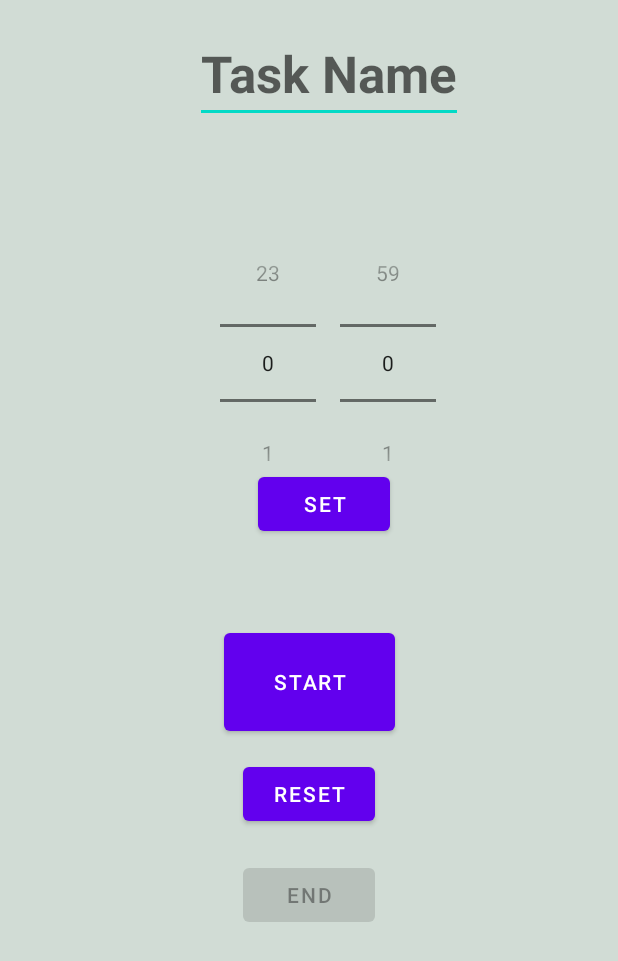
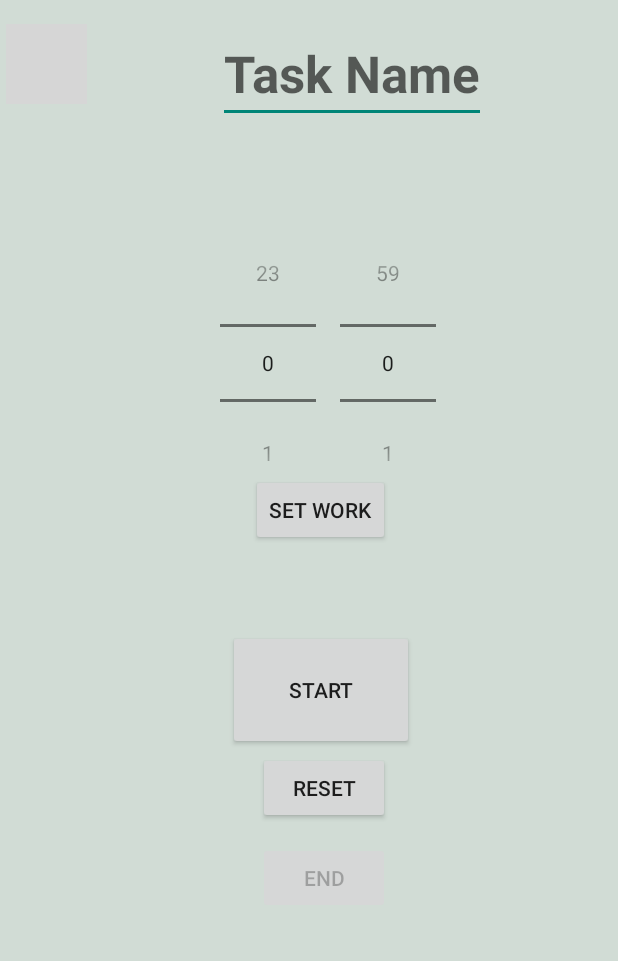
Before and after one commit to supermonkey62/MAD-Assignment, an Android app: the PomodoroTimer screen opened directly, with no data from a screen before it, on a phone screen of 412 x 824 dp. Shown: the top 961 px of the screen. Run offline under Robolectric (Android 15) with nearby library versions, the light colour scheme and no system bars; our stand-ins replace Firebase (no records; nobody signed in at launch, a user with empty details on screens opened directly); Roboto replaces fonts that are not available here; 2 statements that could not run were skipped; grey boxes are pictures that could not be loaded.

Commit message:
Fix timers discrepancies and added back buttons to timers

```diff
--- a/app/src/main/AndroidManifest.xml
+++ b/app/src/main/AndroidManifest.xml
@@ -112,7 +112,8 @@
             android:theme="@style/Theme.AppCompat.Light.NoActionBar" />
         <activity
             android:name=".PomodoroTimer"
-            android:exported="false" />
+            android:exported="false"
+            android:theme="@style/Theme.AppCompat.Light.NoActionBar" />
     </application>
 
 </manifest>
--- a/app/src/main/java/sg/edu/np/mad/team5MADAssignmentOnTask/PomodoroTimer.java
+++ b/app/src/main/java/sg/edu/np/mad/team5MADAssignmentOnTask/PomodoroTimer.java
@@ -2,7 +2,7 @@ package sg.edu.np.mad.team5MADAssignmentOnTask;
 
 import androidx.appcompat.app.AlertDialog;
 import androidx.appcompat.app.AppCompatActivity;
-
+import android.annotation.SuppressLint;
 import android.content.DialogInterface;
 import android.os.Bundle;
 import android.os.CountDownTimer;
@@ -11,6 +11,7 @@ import android.view.View;
 import android.widget.Button;
 import android.widget.NumberPicker;
 import android.widget.ProgressBar;
+import android.widget.SeekBar;
 import android.widget.TextView;
 import android.widget.Toast;
 
@@ -68,6 +69,10 @@ public class PomodoroTimer extends AppCompatActivity {
     private boolean taskStatus;
     private float currentSessionTimeSpent;
 
+    private boolean isPaused = false;
+
+
+
 
     private String tag,title;
     @Override
@@ -81,13 +86,11 @@ public class PomodoroTimer extends AppCompatActivity {
         setButton = findViewById(R.id.button_setpomo);
         endButton = findViewById(R.id.pomoendbttn);
         setrestButton = findViewById(R.id.button_setrestpomo);
-        workDurationTextView = findViewById(R.id.workDuration);
-        restDurationTextView = findViewById(R.id.restDuration);
-        longRestDurationTextView = findViewById(R.id.longRestDuration);
         timertitle = findViewById(R.id.Ptimertitle);
         minutePicker = findViewById(R.id.pomominpicker);
         hourPicker=findViewById(R.id.pomohourpicker);
         restpicker = findViewById(R.id.restpicker);
+        ImageButton back = findViewById(R.id.imageButton2);
         tag = getIntent().getStringExtra("TAG");
         title = getIntent().getStringExtra("TITLE");
         userTask = FirebaseDatabase.getInstance().getReference("Task");
@@ -108,8 +111,42 @@ public class PomodoroTimer extends AppCompatActivity {
         taskStatus = false;
         currentSessionTimeSpent = 0;
         timeLeftInMillis = POMODORO_DURATION;
-//        updateTimerText();
-//        updateProgressBar();
+        progressBar.setProgress(100);
+        String username = getIntent().getStringExtra("USERNAME");
+
+        back.setOnClickListener(new View.OnClickListener() {
+            @Override
+            public void onClick(View v) {
+                if(isTimerRunning == true){
+                    pauseTimer();
+                    AlertDialog.Builder builder = new AlertDialog.Builder(PomodoroTimer.this);
+                    builder.setTitle("Leave Timer");
+                    builder.setMessage("Timer is still Running.Leave Without Saving Timer?");
+                    builder.setPositiveButton("Yes", new DialogInterface.OnClickListener() {
+                        @Override
+                        public void onClick(DialogInterface dialog, int which) {
+                            onBackPressedFragment();
+                        }
+                    });
+                    builder.setNegativeButton("No", new DialogInterface.OnClickListener() {
+                        @Override
+                        public void onClick(DialogInterface dialog, int which) {
+                            dialog.dismiss();
+
+                        }
+                    });
+
+                    AlertDialog dialog1 = builder.create();
+                    dialog1.show();
+
+                }
+                else {
+                    onBackPressedFragment();
+                }
+
+            }
+        });
+
         endButton.setOnClickListener(new View.OnClickListener() {
             @Override
             public void onClick(View v) {
@@ -143,6 +180,7 @@ public class PomodoroTimer extends AppCompatActivity {
                         minutePicker.setVisibility(View.VISIBLE);
                         setButton.setVisibility(View.VISIBLE);
                         progressBar.setProgress(100);
+                        timerTextView.setVisibility(View.INVISIBLE);
 
                         userTask.child(tag).addListenerForSingleValueEvent(new ValueEventListener() {
                             @Override
@@ -180,6 +218,8 @@ public class PomodoroTimer extends AppCompatActivity {
                         hourPicker.setVisibility(View.VISIBLE);
                         minutePicker.setVisibility(View.VISIBLE);
                         setButton.setVisibility(View.VISIBLE);
+                        timerTextView.setVisibility(View.INVISIBLE);
+                        progressBar.setProgress(100);
                         userTask.child(tag).addListenerForSingleValueEvent(new ValueEventListener() {
                             @Override
                             public void onDataChange(DataSnapshot dataSnapshot) {
@@ -224,6 +264,7 @@ public class PomodoroTimer extends AppCompatActivity {
         setButton.setOnClickListener(new View.OnClickListener() {
             @Override
             public void onClick(View v) {
+
                 int hours = hourPicker.getValue();
                 int minutes = minutePicker.getValue();
 
@@ -241,6 +282,7 @@ public class PomodoroTimer extends AppCompatActivity {
                 setButton.setVisibility(View.INVISIBLE);
                 restpicker.setVisibility(View.VISIBLE);
                 setrestButton.setVisibility(View.VISIBLE);
+                progressBar.setProgress(100);
             }
         });
 
@@ -297,6 +339,8 @@ public class PomodoroTimer extends AppCompatActivity {
                 }
 
                 currentSessionTimeSpent = 0;
+                timerTextView.setVisibility(View.INVISIBLE);
+                progressBar.setProgress(100);
 
                 if (currentState == POMODORO_STATE) {
                     currentState = SHORT_BREAK_STATE;
@@ -350,8 +394,11 @@ public class PomodoroTimer extends AppCompatActivity {
     }
 
     private void pauseTimer() {
-        countDownTimer.cancel();
+        if (countDownTimer != null) {
+            countDownTimer.cancel();
+        }
         isTimerRunning = false;
+        isPaused = true;
         startButton.setText("Start");
         resetButton.setEnabled(true);
         endButton.setEnabled(true);
@@ -408,6 +455,39 @@ public class PomodoroTimer extends AppCompatActivity {
             return SHORT_BREAK_DURATION;
         }
     }
+    private void onBackPressedFragment() {
+        // Check if there are fragments in the back stack
+        if (getSupportFragmentManager().getBackStackEntryCount() > 0) {
+            getSupportFragmentManager().popBackStack();
+        } else {
+            super.onBackPressed();
+        }
+    }
+
+
+
+
+    @Override
+    protected void onPause() {
+        super.onPause();
+        pauseTimer();
+        if(isTimerRunning == true) {
+            Toast.makeText(this, "Timer Paused!", Toast.LENGTH_SHORT).show();
+        }
+    }
+
+    @Override
+    protected  void onResume(){
+        super.onResume();
+        super.onResume();
+
+        if (isPaused) {
+            Toast.makeText(this, "Timer is Paused. Unpause to continue", Toast.LENGTH_SHORT).show();
+        }
+        isPaused = false;
+
+    }
+
 
     @Override
     protected void onStop() {
@@ -416,9 +496,10 @@ public class PomodoroTimer extends AppCompatActivity {
         String username = getIntent().getStringExtra("USERNAME");
         String tag = getIntent().getStringExtra("TAG");
         String title = getIntent().getStringExtra("TITLE");
+        String type = getIntent().getStringExtra("TYPE");
         String category = getIntent().getStringExtra("CATEGORY");
         userTask = FirebaseDatabase.getInstance().getReference("Task");
-        Task newTask = new Task(username, title, selectedDate, tag, taskStatus, newTimeSpent, totalSessions, category);
+        Task newTask = new Task(username, title, type, selectedDate, tag, taskStatus, newTimeSpent, totalSessions, category);
         userTask.child(tag).setValue(newTask);
         Log.v("TaskSaving", title + " saved to database" + "," + newTimeSpent + "," + totalSessions);
         Log.v("TaskCheck",newTimeSpent + "," + totalSessions);
--- a/app/src/main/res/layout-land/activity_pomodoro_timer.xml
+++ /dev/null
@@ -1,126 +0,0 @@
-<?xml version="1.0" encoding="utf-8"?>
-<androidx.constraintlayout.widget.ConstraintLayout xmlns:android="http://schemas.android.com/apk/res/android"
-    xmlns:app="http://schemas.android.com/apk/res-auto"
-    xmlns:tools="http://schemas.android.com/tools"
-    android:layout_width="match_parent"
-    android:layout_height="match_parent"
-    android:background="#8CCDA9"
-    tools:context=".PomodoroTimer">
-
-
-    <ProgressBar
-        android:id="@+id/progressBar"
-        style="?android:attr/progressBarStyleHorizontal"
-        android:layout_width="206dp"
-        android:layout_height="187dp"
-        android:indeterminate="false"
-        android:max="100"
-        android:progress="100"
-        android:progressDrawable="@drawable/circular_progress_bar"
-        app:layout_constraintEnd_toEndOf="parent"
-        app:layout_constraintHorizontal_bias="0.499"
-        app:layout_constraintStart_toStartOf="parent"
-        app:layout_constraintTop_toTopOf="parent" />
-
-    <TextView
-        android:id="@+id/pomotext"
-        android:layout_width="wrap_content"
-        android:layout_height="wrap_content"
-        app:layout_constraintBottom_toBottomOf="@+id/progressBar"
-        app:layout_constraintEnd_toEndOf="@+id/progressBar"
-        app:layout_constraintStart_toStartOf="@+id/progressBar"
-        app:layout_constraintTop_toTopOf="@+id/progressBar" />
-
-    <Button
-        android:id="@+id/button2"
-        android:layout_width="wrap_content"
-        android:layout_height="wrap_content"
-        android:layout_marginLeft="52dp"
-        android:layout_marginEnd="220dp"
-        android:text="reset"
-        app:layout_constraintBottom_toTopOf="@id/seekBar1"
-        app:layout_constraintEnd_toEndOf="parent"
-        app:layout_constraintLeft_toRightOf="@id/button"
-        app:layout_constraintTop_toBottomOf="@id/progressBar"
-        app:layout_constraintVertical_bias="0.0" />
-
-    <Button
-        android:id="@+id/button"
-        android:layout_width="85dp"
-        android:layout_height="48dp"
-        android:layout_marginStart="216dp"
-        android:text="Start"
-        android:textColorHighlight="#D18DC8"
-
-        app:layout_constraintBottom_toTopOf="@id/seekBar1"
-        app:layout_constraintStart_toStartOf="parent"
-        app:layout_constraintTop_toBottomOf="@id/progressBar"
-        app:layout_constraintVertical_bias="0.0" />
-
-    <SeekBar
-        android:id="@+id/seekBar1"
-        android:layout_width="337dp"
-        android:layout_height="51dp"
-        android:layout_marginStart="200dp"
-        android:backgroundTint="#987C7C"
-        android:progressTint="#F498AD"
-        app:layout_constraintBottom_toTopOf="@id/seekBar2"
-        app:layout_constraintStart_toStartOf="parent" />
-
-    <SeekBar
-        android:id="@+id/seekBar2"
-        android:layout_width="328dp"
-        android:layout_height="25dp"
-        android:layout_marginStart="200dp"
-        android:layout_marginBottom="16dp"
-        app:layout_constraintBottom_toTopOf="@id/seekBar3"
-        app:layout_constraintStart_toStartOf="parent" />
-
-    <SeekBar
-        android:id="@+id/seekBar3"
-        android:layout_width="328dp"
-        android:layout_height="38dp"
-        android:layout_marginStart="200dp"
-        android:layout_marginTop="8dp"
-        app:layout_constraintStart_toStartOf="parent"
-        app:layout_constraintTop_toBottomOf="@id/seekBar2" />
-
-    <TextView
-        android:id="@+id/workDuration"
-        android:layout_width="93dp"
-        android:layout_height="31dp"
-        android:layout_marginStart="4dp"
-        android:layout_marginBottom="12dp"
-        android:text="Work"
-        android:textSize="16sp"
-        android:textStyle="bold"
-        app:layout_constraintBottom_toTopOf="@+id/restDuration"
-        app:layout_constraintStart_toEndOf="@+id/seekBar1" />
-
-    <TextView
-        android:id="@+id/longRestDuration"
-        android:layout_width="98dp"
-        android:layout_height="36dp"
-        android:layout_marginStart="12dp"
-        android:layout_marginBottom="44dp"
-        android:text="Long Rest"
-        android:textSize="16sp"
-        android:textStyle="bold"
-        app:layout_constraintBottom_toBottomOf="parent"
-        app:layout_constraintStart_toEndOf="@+id/seekBar3" />
-
-    <TextView
-        android:id="@+id/restDuration"
-        android:layout_width="93dp"
-        android:layout_height="29dp"
-        android:layout_marginStart="12dp"
-        android:layout_marginBottom="4dp"
-        android:text="Rest"
-        android:textAlignment="textStart"
-        android:textSize="16sp"
-        android:textStyle="bold"
-        app:layout_constraintBottom_toTopOf="@+id/longRestDuration"
-        app:layout_constraintStart_toEndOf="@+id/seekBar2" />
-
-
-</androidx.constraintlayout.widget.ConstraintLayout>
--- a/app/src/main/res/layout/activity_pomodoro_timer.xml
+++ b/app/src/main/res/layout/activity_pomodoro_timer.xml
@@ -2,6 +2,7 @@
 <androidx.constraintlayout.widget.ConstraintLayout xmlns:android="http://schemas.android.com/apk/res/android"
     xmlns:app="http://schemas.android.com/apk/res-auto"
     xmlns:tools="http://schemas.android.com/tools"
+    android:id="@+id/pomobackbttn"
     android:layout_width="match_parent"
     android:layout_height="match_parent"
     android:background="#D1DCD5"
@@ -24,15 +25,13 @@
 
     <Button
         android:id="@+id/button"
-        android:layout_width="114dp"
-        android:layout_height="77dp"
-        android:layout_marginStart="149dp"
-        android:layout_marginTop="12dp"
-        android:layout_marginBottom="13dp"
+        android:layout_width="124dp"
+        android:layout_height="80dp"
+        android:layout_marginTop="16dp"
+        android:layout_marginEnd="136dp"
         android:text="Start"
         android:textColorHighlight="#D18DC8"
-        app:layout_constraintBottom_toTopOf="@+id/button2"
-        app:layout_constraintStart_toStartOf="parent"
+        app:layout_constraintEnd_toEndOf="parent"
         app:layout_constraintTop_toBottomOf="@+id/progressBar" />
 
     <TextView
@@ -52,44 +51,34 @@
         android:id="@+id/button2"
         android:layout_width="wrap_content"
         android:layout_height="wrap_content"
-        android:layout_marginTop="12dp"
+        android:layout_marginTop="1dp"
+        android:layout_marginEnd="152dp"
         android:text="reset"
         app:layout_constraintEnd_toEndOf="parent"
-        app:layout_constraintStart_toStartOf="parent"
         app:layout_constraintTop_toBottomOf="@+id/button" />
 
     <EditText
         android:id="@+id/Ptimertitle"
         android:layout_width="wrap_content"
         android:layout_height="wrap_content"
-        android:layout_marginStart="129dp"
         android:layout_marginTop="16dp"
-        android:layout_marginEnd="103dp"
-        android:layout_marginBottom="22dp"
+        android:layout_marginEnd="88dp"
         android:hint="Task Name"
         android:text="TextView"
         android:textSize="34sp"
         android:textStyle="normal|bold"
-        app:layout_constraintBottom_toTopOf="@+id/progressBar"
         app:layout_constraintEnd_toEndOf="parent"
-        app:layout_constraintStart_toStartOf="parent"
         app:layout_constraintTop_toTopOf="parent" />
 
     <Button
         android:id="@+id/pomoendbttn"
         android:layout_width="wrap_content"
         android:layout_height="wrap_content"
-        android:layout_marginStart="162dp"
-        android:layout_marginTop="19dp"
-        android:layout_marginEnd="161dp"
-        android:layout_marginBottom="110dp"
+        android:layout_marginTop="12dp"
+        android:layout_marginEnd="152dp"
         android:text="End"
-        app:layout_constraintBottom_toBottomOf="parent"
         app:layout_constraintEnd_toEndOf="parent"
-        app:layout_constraintHorizontal_bias="0.0"
-        app:layout_constraintStart_toStartOf="parent"
-        app:layout_constraintTop_toBottomOf="@+id/button2"
-        app:layout_constraintVertical_bias="0.0" />
+        app:layout_constraintTop_toBottomOf="@+id/button2" />
 
     <NumberPicker
         android:id="@+id/pomominpicker"
@@ -130,22 +119,30 @@
         android:id="@+id/button_setpomo"
         android:layout_width="wrap_content"
         android:layout_height="wrap_content"
-        android:layout_marginBottom="44dp"
-        android:text="SET"
-        app:layout_constraintBottom_toBottomOf="@+id/progressBar"
+        android:layout_marginBottom="56dp"
+        android:text="SET WORK"
+        app:layout_constraintBottom_toTopOf="@+id/button"
         app:layout_constraintEnd_toEndOf="@+id/progressBar"
-        app:layout_constraintHorizontal_bias="0.502"
+        app:layout_constraintHorizontal_bias="0.493"
         app:layout_constraintStart_toStartOf="@+id/progressBar" />
 
     <Button
         android:id="@+id/button_setrestpomo"
         android:layout_width="wrap_content"
         android:layout_height="wrap_content"
-        android:layout_marginBottom="72dp"
         android:text="SET REST"
-        app:layout_constraintBottom_toBottomOf="@+id/progressBar"
+        app:layout_constraintBottom_toTopOf="@+id/button_setpomo"
         app:layout_constraintEnd_toEndOf="@+id/progressBar"
-        app:layout_constraintHorizontal_bias="0.502"
         app:layout_constraintStart_toStartOf="@+id/progressBar" />
 
+    <ImageButton
+        android:id="@+id/imageButton2"
+        android:layout_width="54dp"
+        android:layout_height="53dp"
+        android:layout_marginStart="4dp"
+        android:layout_marginTop="16dp"
+        app:layout_constraintStart_toStartOf="parent"
+        app:layout_constraintTop_toTopOf="parent"
+        app:srcCompat="@drawable/baseline_arrow_back_24" />
+
 </androidx.constraintlayout.widget.ConstraintLayout>
```
Also changed, not shown: app/src/main/java/sg/edu/np/mad/team5MADAssignmentOnTask/timer.java (+82 -6 lines), app/src/main/res/layout-land/activity_timer.xml (deleted, +0 -82 lines), app/src/main/res/layout/activity_timer.xml (+32 -27 lines).
